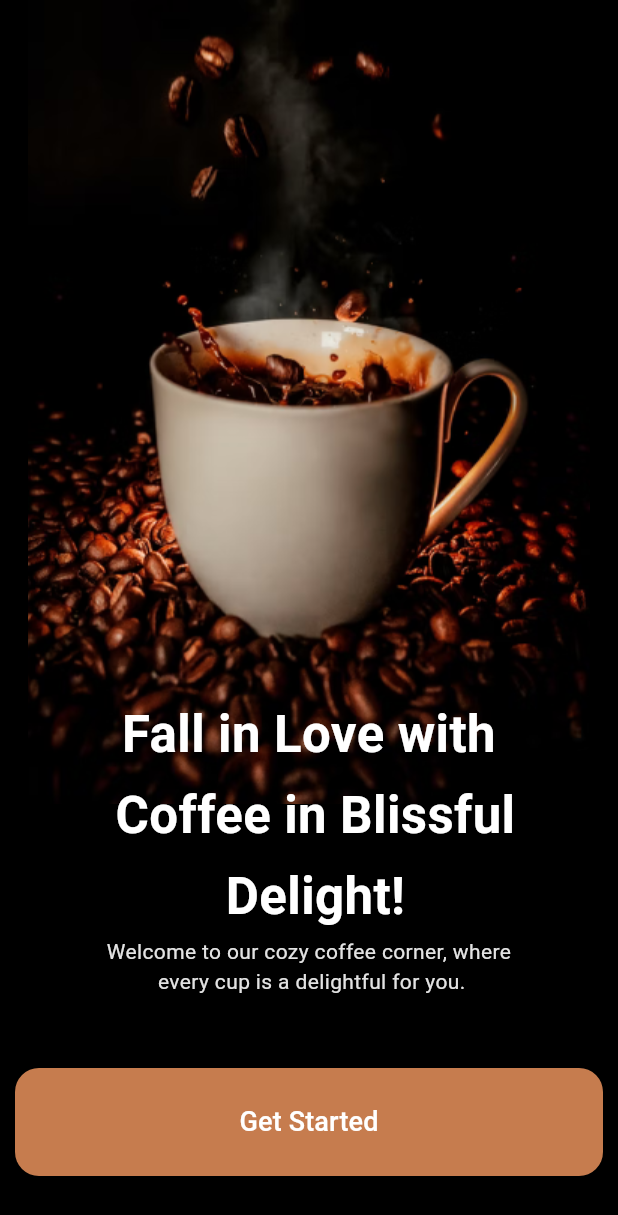
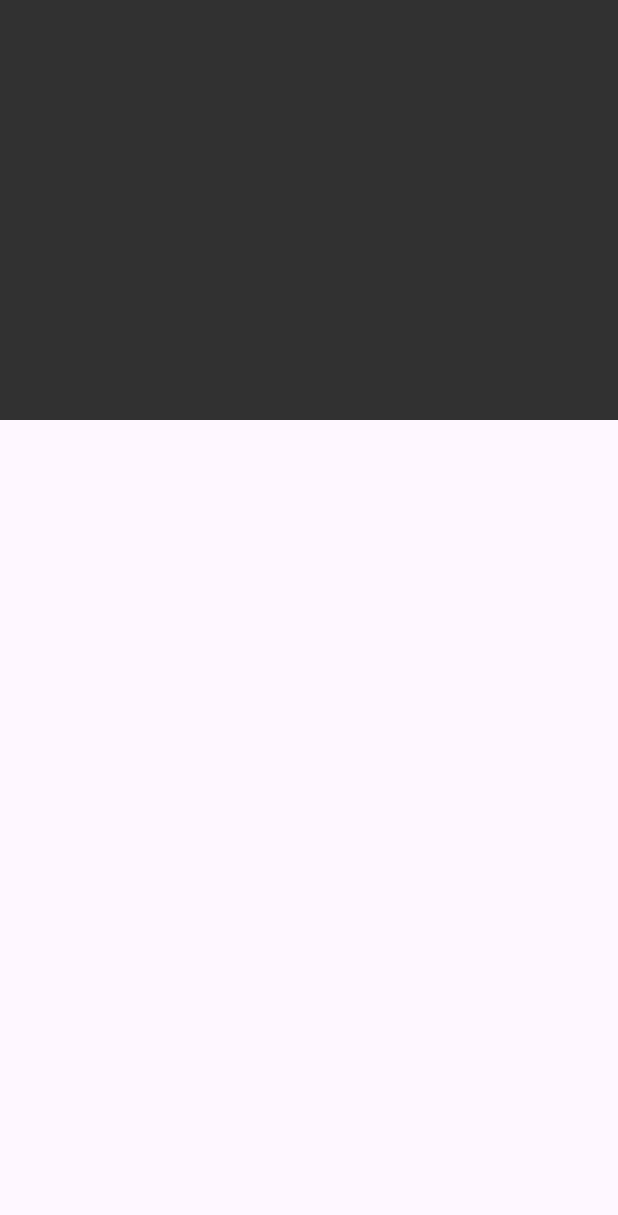
Before and after one commit to MohamadNahas995/coffee, a Flutter app: the screen it shows after launch, on a phone screen of 412 x 824 dp. Shown: the top 1215 px of the screen. Run offline on Flutter 3.47's test engine with Material 3 defaults, Android fonts, the phone set to English and light mode, and no system bars.

Commit message:
start working on homeScreen

```diff
--- a/lib/core/routing/app_router.dart
+++ b/lib/core/routing/app_router.dart
@@ -1,4 +1,5 @@
 import 'package:coffee/core/routing/routes.dart';
+import 'package:coffee/features/home/home_screen.dart';
 import 'package:coffee/features/onboarding/onboarding_screen.dart';
 import 'package:flutter/material.dart';
 
@@ -6,6 +7,10 @@ class AppRouter {
   Route generateRoute(RouteSettings settings) {
     switch (settings.name) {
       case Routes.OnBoardingScreen:
+        return MaterialPageRoute(
+          builder: (_) => HomeScreen(),
+        );
+      case Routes.HomeScreen:
         return MaterialPageRoute(
           builder: (_) => OnboardingScreen(),
         );
--- a/lib/core/routing/routes.dart
+++ b/lib/core/routing/routes.dart
@@ -1,4 +1,5 @@
 class Routes {
   static const String OnBoardingScreen = '/OnBoardingScreen';
   static const String LoginScreen = '/LoginScreen';
+  static const String HomeScreen = '/HomeScreen';
 }
--- /dev/null
+++ b/lib/features/home/home_screen.dart
@@ -0,0 +1,22 @@
+import 'package:coffee/themes/color_manger.dart';
+import 'package:flutter/material.dart';
+import 'package:flutter/widgets.dart';
+
+class HomeScreen extends StatelessWidget {
+  const HomeScreen({super.key});
+
+  @override
+  Widget build(BuildContext context) {
+    return Scaffold(
+      body: Stack(children: [
+        Column(children: [
+          Container(
+            width: double.infinity,
+            height: 280,
+            color: ColorManger().blackColor,
+          )
+        ])
+      ]),
+    );
+  }
+}
--- a/lib/features/onboarding/onboarding_screen.dart
+++ b/lib/features/onboarding/onboarding_screen.dart
@@ -1,6 +1,5 @@
 import 'package:coffee/features/onboarding/widgets/onboarding_button.dart';
 import 'package:coffee/features/onboarding/widgets/onboarding_title.dart';
-import 'package:coffee/themes/color_manger.dart';
 import 'package:coffee/themes/t_styles.dart';
 import 'package:flutter/material.dart';
 
--- a/lib/features/onboarding/widgets/onboarding_button.dart
+++ b/lib/features/onboarding/widgets/onboarding_button.dart
@@ -25,7 +25,7 @@ class OnboardingButton extends StatelessWidget {
                   minimumSize:
                       WidgetStatePropertyAll(Size(double.infinity, 72))),
               onPressed: () {
-                context.pushNamed(Routes.LoginScreen);
+                context.pushNamed(Routes.HomeScreen);
               },
               child: Text(
                 "Get Started",
```
